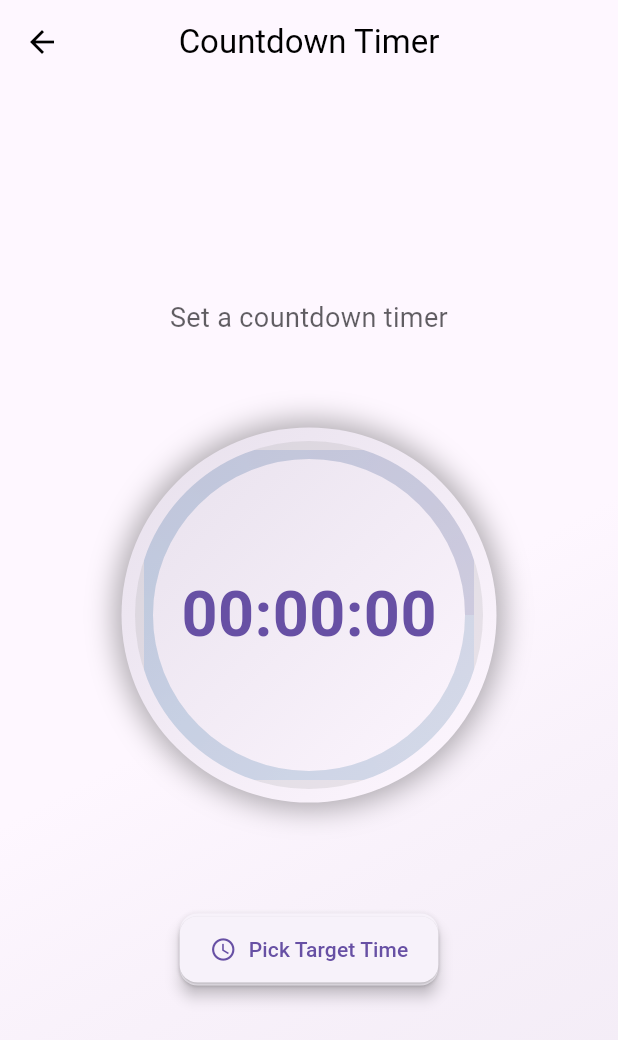
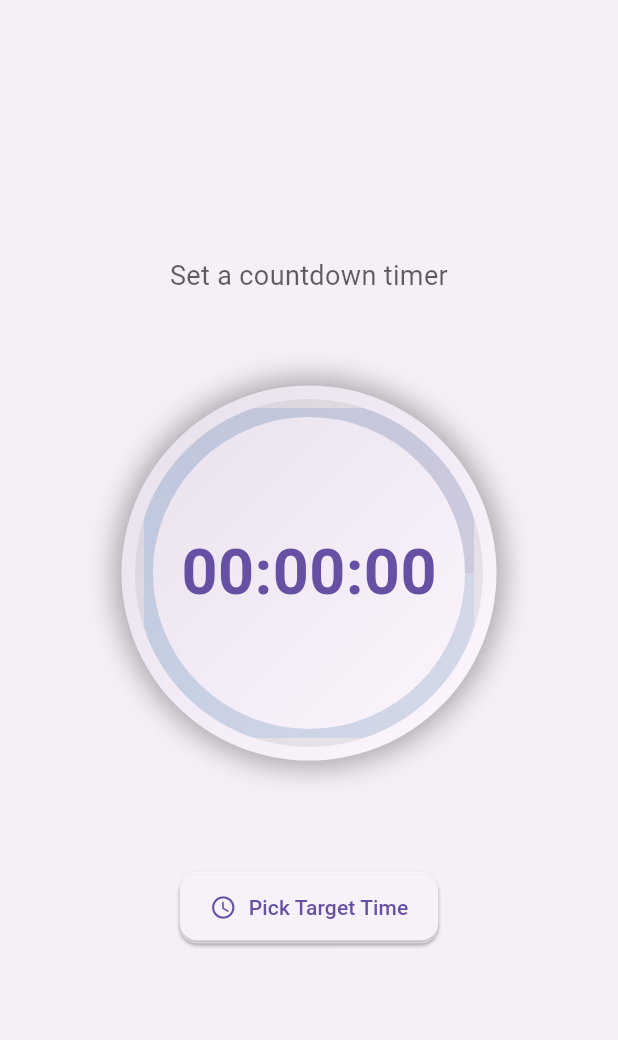
Before and after one commit to RajanithBandara/nsbm_student_academic_tracker, a Flutter app: the TimerPage screen opened directly, on a phone screen of 412 x 824 dp. Shown: the top 1040 px of the screen. Run offline on Flutter 3.47's test engine with Material 3 defaults, Android fonts, the phone set to English and light mode, and no system bars; drawn by our look-alikes of dynamic_color; our stand-ins replace awesome_notifications, cloud_firestore, firebase_auth, firebase_core, fl_chart, flutter_staggered_animations and 5 more; accounts and stored records are empty.

Commit message:
changes done

```diff
--- a/lib/pages/timer.dart
+++ b/lib/pages/timer.dart
@@ -303,22 +303,16 @@ class _TimerPageState extends State<TimerPage> with SingleTickerProviderStateMix
         : 0.0;
 
     return Scaffold(
-      backgroundColor: Theme.of(context).colorScheme.background,
-      appBar: AppBar(
-        backgroundColor: Colors.transparent,
-        elevation: 0,
-        title: const Text("Countdown Timer"),
-        centerTitle: true,
-      ),
+      backgroundColor: Theme.of(context).colorScheme.onInverseSurface,
       body: Container(
         decoration: BoxDecoration(
           gradient: LinearGradient(
             begin: Alignment.topLeft,
             end: Alignment.bottomRight,
             colors: [
-              Theme.of(context).colorScheme.background,
-              Theme.of(context).colorScheme.background.withOpacity(0.8),
-              Theme.of(context).colorScheme.surfaceVariant.withOpacity(0.5),
+              Theme.of(context).colorScheme.onInverseSurface,
+              Theme.of(context).colorScheme.onInverseSurface,
+              Theme.of(context).colorScheme.onInverseSurface,
             ],
           ),
         ),
@@ -434,7 +428,6 @@ class _TimerPageState extends State<TimerPage> with SingleTickerProviderStateMix
                     const SizedBox(height: 50),
                     // Timer controls
                     Card(
-                      elevation: 4,
                       child: Padding(
                         padding: const EdgeInsets.all(0.0),
                         child: Column(
```
